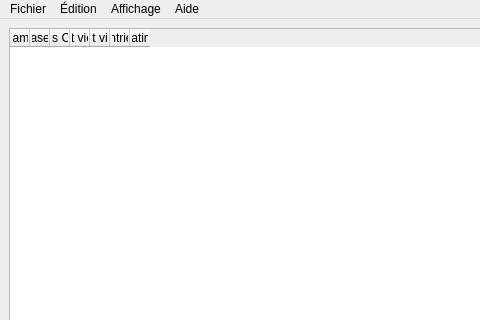
Qt form MainWindow.ui (AmbreM71/MovieManager) before a commit; both pictures show x 0 to 480 and y 0 to 320 of the 1280 by 720 pixel window.
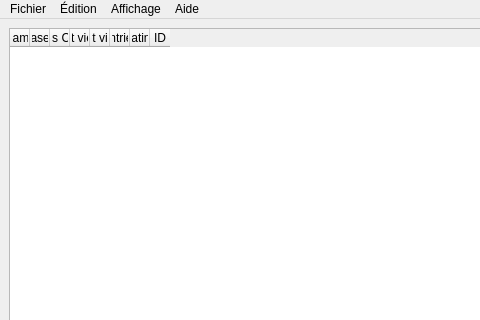
The same form after that commit.

Commit message: Refactor add view/movie, edit movie and delete movie to work with the new database structure

Patch:
```diff
--- a/MainWindow.ui
+++ b/MainWindow.ui
@@ -156,6 +156,11 @@
           <string>Rating</string>
          </property>
         </column>
+        <column>
+         <property name="text">
+          <string>ID</string>
+         </property>
+        </column>
        </widget>
       </item>
       <item>
```
The commit also changes 2 other files.
